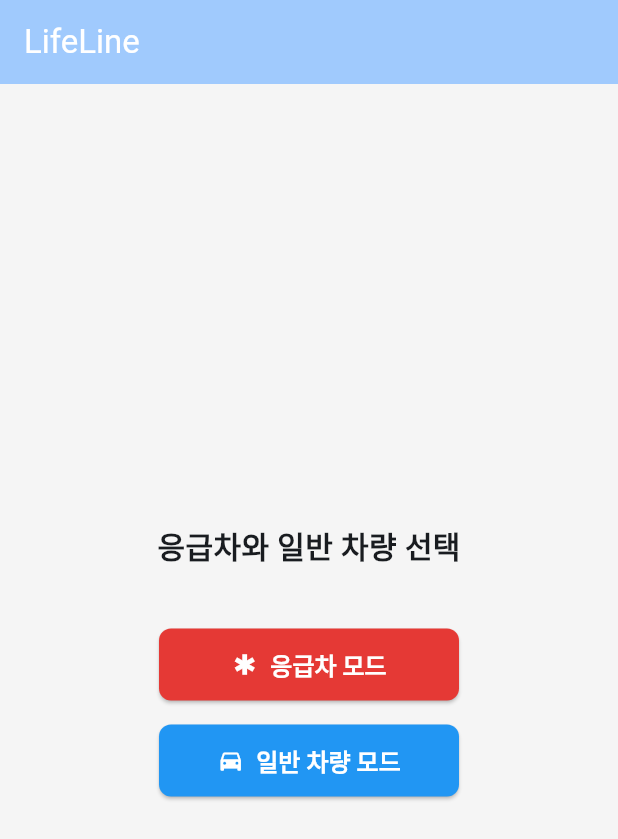
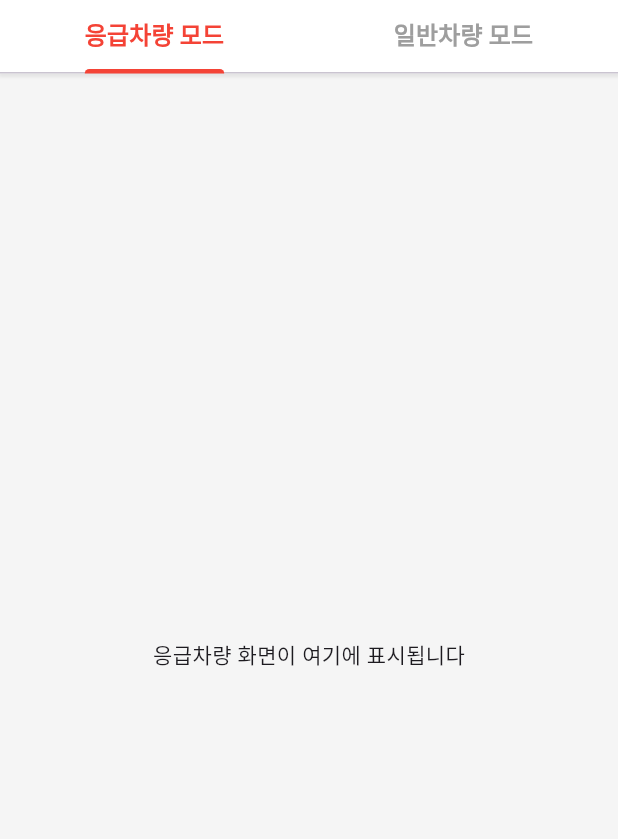
Before and after one commit to Alal11/LifeLine-app, a Flutter app: the screen it shows after launch, on a phone screen of 412 x 824 dp. Shown: the top 839 px of the screen. Run offline on Flutter 3.47's test engine with Material 3 defaults, Android fonts, the phone set to English and light mode, and no system bars.

Commit message:
feat: 메인 화면 UI 구조 수정

```diff
--- a/lib/main.dart
+++ b/lib/main.dart
@@ -1,24 +1,113 @@
 import 'package:flutter/material.dart';
 
-import 'routes/app_routes.dart';
-import 'theme/app_theme.dart';
-
-void main() async {
-  WidgetsFlutterBinding.ensureInitialized();
-
+void main() {
   runApp(const MyApp());
 }
 
 class MyApp extends StatelessWidget {
-  const MyApp({super.key});
+  const MyApp({Key? key}) : super(key: key);
 
   @override
   Widget build(BuildContext context) {
     return MaterialApp(
-      title: 'LifeLine',
-      theme: AppTheme.lightTheme,
-      routes: AppRoutes.routes,
-      initialRoute: AppRoutes.home,
+      title: 'K-MASS 응급차량 알림 시스템',
+      theme: ThemeData(
+        primarySwatch: Colors.red,
+        scaffoldBackgroundColor: Colors.grey[100],
+        appBarTheme: const AppBarTheme(
+          backgroundColor: Colors.white,
+          foregroundColor: Colors.black,
+          elevation: 0,
+        ),
+        elevatedButtonTheme: ElevatedButtonThemeData(
+          style: ElevatedButton.styleFrom(
+            backgroundColor: Colors.red,
+            padding: const EdgeInsets.symmetric(vertical: 16),
+            shape: RoundedRectangleBorder(
+              borderRadius: BorderRadius.circular(12),
+            ),
+          ),
+        ),
+      ),
+      home: const EmergencyAppHome(),
     );
   }
 }
+
+class EmergencyAppHome extends StatefulWidget {
+  const EmergencyAppHome({Key? key}) : super(key: key);
+
+  @override
+  _EmergencyAppHomeState createState() => _EmergencyAppHomeState();
+}
+
+class _EmergencyAppHomeState extends State<EmergencyAppHome> with SingleTickerProviderStateMixin {
+  late TabController _tabController;
+
+  @override
+  void initState() {
+    super.initState();
+    _tabController = TabController(length: 2, vsync: this);
+    _tabController.addListener(() {
+      setState(() {});
+    });
+  }
+
+  @override
+  void dispose() {
+    _tabController.dispose();
+    super.dispose();
+  }
+
+  @override
+  Widget build(BuildContext context) {
+    return Scaffold(
+      body: SafeArea(
+        child: Column(
+          children: [
+            // 상단 탭 바
+            Container(
+              decoration: BoxDecoration(
+                color: Colors.white,
+                boxShadow: [
+                  BoxShadow(
+                    color: Colors.grey.withOpacity(0.2),
+                    spreadRadius: 1,
+                    blurRadius: 1,
+                    offset: const Offset(0, 1),
+                  ),
+                ],
+              ),
+              child: TabBar(
+                controller: _tabController,
+                indicatorColor: _tabController.index == 0 ? Colors.red : Colors.blue,
+                indicatorWeight: 3,
+                labelColor: _tabController.index == 0 ? Colors.red : Colors.blue,
+                unselectedLabelColor: Colors.grey,
+                labelStyle: const TextStyle(
+                  fontWeight: FontWeight.bold,
+                  fontSize: 16,
+                ),
+                tabs: const [
+                  Tab(text: '응급차량 모드'),
+                  Tab(text: '일반차량 모드'),
+                ],
+              ),
+            ),
+
+            // 탭 콘텐츠
+            Expanded(
+              child: TabBarView(
+                controller: _tabController,
+                children: const [
+                  Center(child: Text('응급차량 화면이 여기에 표시됩니다')),
+                  Center(child: Text('일반차량 화면이 여기에 표시됩니다')),
+                ],
+              ),
+            ),
+          ],
+        ),
+      ),
+    );
+  }
+}
```
Also changed, not shown: 1 other file.
